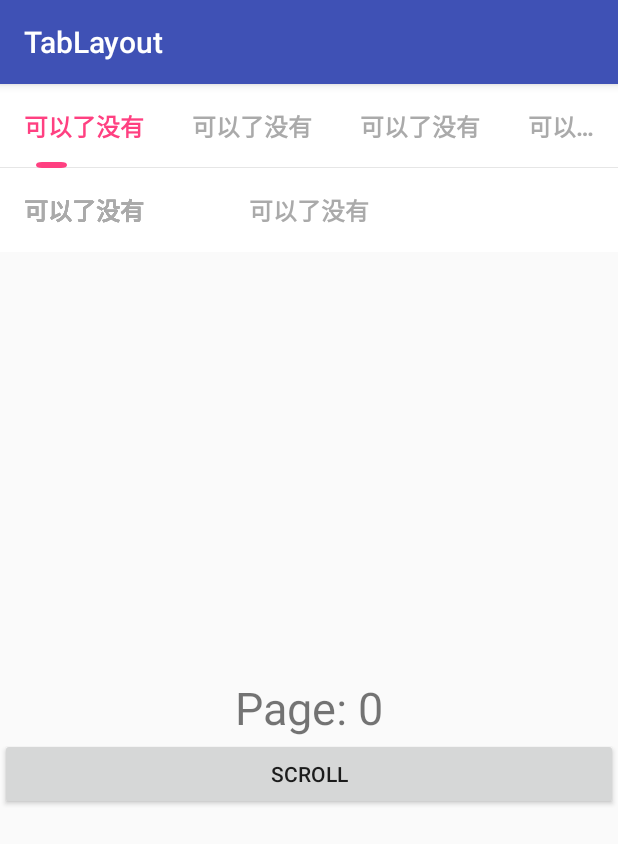
After one commit to linceln/TabLayout, an Android app: the ScrollTabLayoutActivity screen opened directly, with no data from a screen before it, on a phone screen of 412 x 824 dp. The commit adds this screen. Shown: the top 844 px of the screen. Run offline under Robolectric (Android 15) with nearby library versions, the phone set to English and light mode, and no system bars.

Commit message:
add to JCenter

```diff
--- a/app/src/main/AndroidManifest.xml
+++ b/app/src/main/AndroidManifest.xml
@@ -16,6 +16,8 @@
                 <category android:name="android.intent.category.LAUNCHER"/>
             </intent-filter>
         </activity>
+        <activity android:name=".ScrollTabLayoutActivity">
+        </activity>
     </application>
 
 </manifest>
--- a/app/src/main/java/com/xyz/tablayout/MainFragment.java
+++ b/app/src/main/java/com/xyz/tablayout/MainFragment.java
@@ -1,6 +1,7 @@
 package com.xyz.tablayout;
 
 
+import android.content.Intent;
 import android.os.Bundle;
 import android.support.annotation.Nullable;
 import android.support.v4.app.Fragment;
@@ -23,6 +24,12 @@ public class MainFragment extends Fragment {
     public void onViewCreated(View view, @Nullable Bundle savedInstanceState) {
         super.onViewCreated(view, savedInstanceState);
         int position = getArguments().getInt("position", 0);
+        view.findViewById(R.id.btn).setOnClickListener(new View.OnClickListener() {
+            @Override
+            public void onClick(View v) {
+                startActivity(new Intent(getContext(), ScrollTabLayoutActivity.class));
+            }
+        });
         TextView tv = (TextView) view.findViewById(R.id.tv);
         tv.setText("Page: " + position);
     }
--- /dev/null
+++ b/app/src/main/java/com/xyz/tablayout/ScrollTabLayoutActivity.java
@@ -0,0 +1,64 @@
+package com.xyz.tablayout;
+
+import android.os.Bundle;
+import android.support.v4.app.Fragment;
+import android.support.v4.app.FragmentPagerAdapter;
+import android.support.v4.view.ViewPager;
+import android.support.v7.app.AppCompatActivity;
+import android.view.View;
+
+import com.xyz.library.TabLayout;
+
+public class ScrollTabLayoutActivity extends AppCompatActivity {
+
+    @Override
+    protected void onCreate(Bundle savedInstanceState) {
+        super.onCreate(savedInstanceState);
+        setContentView(R.layout.activity_scroll_tab_layout);
+
+        final View linear = findViewById(R.id.linear);
+        linear.setOnClickListener(new View.OnClickListener() {
+            @Override
+            public void onClick(View v) {
+                linear.scrollBy(100, 0);
+            }
+        });
+
+        ViewPager viewPager = (ViewPager) findViewById(R.id.viewPager);
+        viewPager.setAdapter(new FragmentPagerAdapter(getSupportFragmentManager()) {
+            @Override
+            public Fragment getItem(int position) {
+                MainFragment fragment = new MainFragment();
+                Bundle bundle = new Bundle();
+                bundle.putInt("position", position);
+                fragment.setArguments(bundle);
+                return fragment;
+            }
+
+            @Override
+            public int getCount() {
+                return 6;
+            }
+        });
+
+        // 初始化
+        final TabLayout tabLayout = (TabLayout) findViewById(R.id.tabLayout);
+        tabLayout.setViewPager(viewPager);
+
+        tabLayout.setOnPageChangeListener(new TabLayout.OnPageChangeListener() {
+            @Override
+            public void onPageScrolled(int position, float positionOffset, int positionOffsetPixels) {
+            }
+
+            @Override
+            public void onPageSelected(int position) {
+
+            }
+
+            @Override
+            public void onPageScrollStateChanged(int state) {
+
+            }
+        });
+    }
+}
--- /dev/null
+++ b/app/src/main/res/layout/activity_scroll_tab_layout.xml
@@ -0,0 +1,197 @@
+<?xml version="1.0" encoding="utf-8"?>
+<LinearLayout
+    xmlns:android="http://schemas.android.com/apk/res/android"
+    xmlns:app="http://schemas.android.com/apk/res-auto"
+    xmlns:tools="http://schemas.android.com/tools"
+    android:layout_width="match_parent"
+    android:orientation="vertical"
+    android:layout_height="match_parent"
+    tools:context="com.xyz.tablayout.ScrollTabLayoutActivity">
+
+    <com.xyz.library.TabLayout
+        android:id="@+id/tabLayout"
+        android:layout_width="match_parent"
+        android:layout_height="56dp"
+        android:layout_marginLeft="0dp"
+        android:layout_marginRight="0dp"
+        android:background="@android:color/white"
+        android:gravity="start"
+        android:orientation="horizontal"
+        app:layout_constraintLeft_toLeftOf="parent"
+        app:layout_constraintRight_toRightOf="parent"
+        app:layout_constraintTop_toTopOf="parent">
+
+        <TextView
+            android:layout_width="wrap_content"
+            android:layout_height="match_parent"
+            android:gravity="center"
+            android:paddingLeft="16dp"
+            android:paddingRight="16dp"
+            android:singleLine="true"
+            android:text="可以了没有"
+            android:textColor="@color/sel_color_text"
+            android:textSize="16sp"
+            android:textStyle="bold"/>
+
+        <TextView
+            android:layout_width="wrap_content"
+            android:layout_height="match_parent"
+            android:gravity="center"
+            android:paddingLeft="16dp"
+            android:paddingRight="16dp"
+            android:singleLine="true"
+            android:text="可以了没有"
+            android:textColor="@color/sel_color_text"
+            android:textSize="16sp"
+            android:textStyle="bold"/>
+
+        <TextView
+            android:layout_width="wrap_content"
+            android:layout_height="match_parent"
+            android:gravity="center"
+            android:paddingLeft="16dp"
+            android:paddingRight="16dp"
+            android:singleLine="true"
+            android:text="可以了没有"
+            android:textColor="@color/sel_color_text"
+            android:textSize="16sp"
+            android:textStyle="bold"/>
+
+        <TextView
+            android:layout_width="wrap_content"
+            android:layout_height="match_parent"
+            android:gravity="center"
+            android:paddingLeft="16dp"
+            android:paddingRight="16dp"
+            android:singleLine="true"
+            android:text="可以了没有"
+            android:textColor="@color/sel_color_text"
+            android:textSize="16sp"
+            android:textStyle="bold"/>
+
+        <TextView
+            android:layout_width="wrap_content"
+            android:layout_height="match_parent"
+            android:gravity="center"
+            android:paddingLeft="16dp"
+            android:paddingRight="16dp"
+            android:singleLine="true"
+            android:text="可以了没有"
+            android:textColor="@color/sel_color_text"
+            android:textSize="16sp"
+            android:textStyle="bold"/>
+
+        <TextView
+            android:layout_width="wrap_content"
+            android:layout_height="match_parent"
+            android:gravity="center"
+            android:paddingLeft="16dp"
+            android:paddingRight="16dp"
+            android:singleLine="true"
+            android:text="可以了没有"
+            android:textColor="@color/sel_color_text"
+            android:textSize="16sp"
+            android:textStyle="bold"/>
+
+    </com.xyz.library.TabLayout>
+
+    <RelativeLayout
+        android:id="@+id/linear"
+        android:layout_width="match_parent"
+        android:layout_height="56dp"
+        android:layout_marginLeft="0dp"
+        android:layout_marginRight="0dp"
+        android:background="@android:color/white"
+        android:gravity="start"
+        android:orientation="horizontal"
+        app:layout_constraintLeft_toLeftOf="parent"
+        app:layout_constraintRight_toRightOf="parent"
+        app:layout_constraintTop_toTopOf="parent">
+
+        <TextView
+            android:id="@+id/tv"
+            android:layout_alignParentLeft="true"
+            android:layout_width="match_parent"
+            android:layout_height="match_parent"
+            android:gravity="center"
+            android:paddingLeft="16dp"
+            android:paddingRight="16dp"
+            android:singleLine="true"
+            android:text="可以了没有"
+            android:textColor="@color/sel_color_text"
+            android:textSize="16sp"
+            android:textStyle="bold"/>
+
+        <TextView
+            android:layout_toRightOf="@+id/tv"
+            android:layout_width="wrap_content"
+            android:layout_height="match_parent"
+            android:gravity="center"
+            android:paddingLeft="16dp"
+            android:paddingRight="16dp"
+            android:singleLine="true"
+            android:text="可以了没有"
+            android:textColor="@color/sel_color_text"
+            android:textSize="16sp"
+            android:textStyle="bold"/>
+
+        <TextView
+            android:layout_width="wrap_content"
+            android:layout_height="match_parent"
+            android:gravity="center"
+            android:paddingLeft="16dp"
+            android:paddingRight="16dp"
+            android:singleLine="true"
+            android:text="可以了没有"
+            android:textColor="@color/sel_color_text"
+            android:textSize="16sp"
+            android:textStyle="bold"/>
+
+        <TextView
+            android:layout_width="wrap_content"
+            android:layout_height="match_parent"
+            android:gravity="center"
+            android:paddingLeft="16dp"
+            android:paddingRight="16dp"
+            android:singleLine="true"
+            android:text="可以了没有"
+            android:textColor="@color/sel_color_text"
+            android:textSize="16sp"
+            android:textStyle="bold"/>
+
+        <TextView
+            android:layout_width="wrap_content"
+            android:layout_height="match_parent"
+            android:gravity="center"
+            android:paddingLeft="16dp"
+            android:paddingRight="16dp"
+            android:singleLine="true"
+            android:text="可以了没有"
+            android:textColor="@color/sel_color_text"
+            android:textSize="16sp"
+            android:textStyle="bold"/>
+
+        <TextView
+            android:layout_width="wrap_content"
+            android:layout_height="match_parent"
+            android:gravity="center"
+            android:paddingLeft="16dp"
+            android:paddingRight="16dp"
+            android:singleLine="true"
+            android:text="可以了没有"
+            android:textColor="@color/sel_color_text"
+            android:textSize="16sp"
+            android:textStyle="bold"/>
+
+    </RelativeLayout>
+    <android.support.v4.view.ViewPager
+        android:id="@+id/viewPager"
+        android:layout_width="match_parent"
+        android:layout_height="match_parent"
+        android:overScrollMode="never"
+        app:layout_constraintBottom_toBottomOf="parent"
+        app:layout_constraintLeft_toLeftOf="parent"
+        app:layout_constraintRight_toRightOf="parent"
+        app:layout_constraintTop_toBottomOf="@+id/tabLayout"/>
+
+</LinearLayout>
--- a/app/src/main/res/layout/fragment_main.xml
+++ b/app/src/main/res/layout/fragment_main.xml
@@ -1,7 +1,9 @@
-<FrameLayout xmlns:android="http://schemas.android.com/apk/res/android"
+<LinearLayout xmlns:android="http://schemas.android.com/apk/res/android"
              xmlns:tools="http://schemas.android.com/tools"
              android:layout_width="match_parent"
              android:layout_height="match_parent"
+              android:gravity="center"
+              android:orientation="vertical"
              tools:context="com.xyz.tablayout.MainFragment">
 
     <!-- TODO: Update blank fragment layout -->
@@ -13,4 +15,10 @@
         android:text="@string/hello_blank_fragment"
         android:textSize="30sp"/>
 
-</FrameLayout>
+    <Button
+        android:id="@+id/btn"
+        android:layout_width="match_parent"
+        android:text="Scroll"
+        android:layout_height="wrap_content"/>
+
+</LinearLayout>
--- a/library/src/main/java/com/xyz/library/TabLayout.java
+++ b/library/src/main/java/com/xyz/library/TabLayout.java
@@ -16,7 +16,9 @@ import android.support.v4.view.ViewPager;
 import android.util.AttributeSet;
 import android.util.TypedValue;
 import android.view.View;
+import android.view.ViewConfiguration;
 import android.widget.LinearLayout;
+import android.widget.Scroller;
 
 public class TabLayout extends LinearLayout {
 
@@ -41,6 +43,8 @@ public class TabLayout extends LinearLayout {
 
     // 滑动量
     private float scrollOffset = 0f;
+    private Scroller scroller;
+    private int touchSlop;
 
     public TabLayout(Context context) {
         this(context, null, 0);
@@ -87,8 +91,8 @@ public class TabLayout extends LinearLayout {
         linePaint.setAntiAlias(true);
         linePaint.setColor(lineColor);
         // Scroller
-//        scroller = new Scroller(context);
-//        touchSlop = ViewConfiguration.get(context).getScaledPagingTouchSlop();
+        scroller = new Scroller(context);
+        touchSlop = ViewConfiguration.get(context).getScaledPagingTouchSlop();
     }
 
     /**
@@ -158,6 +162,7 @@ public class TabLayout extends LinearLayout {
 
             @Override
             public void onPageScrolled(int position, float offset, int px) {
+                scroller.startScroll(0, 0, px, 0);
                 if (offset >= 0.0f && offset <= 0.5f) {
                     scrollOffset = getActualWidth() / itemCount * offset * 2;
                     getPath(position);
@@ -184,6 +189,11 @@ public class TabLayout extends LinearLayout {
                 }
             }
         });
+    }
+
+    @Override
+    public void computeScroll() {
+        super.computeScroll();
     }
 
     // ViewGroup容器组件的绘制，当它没有背景时直接调用的是dispatchDraw()方法, 而绕过了draw()方法，
```
Also changed, not shown: 1 other file.
